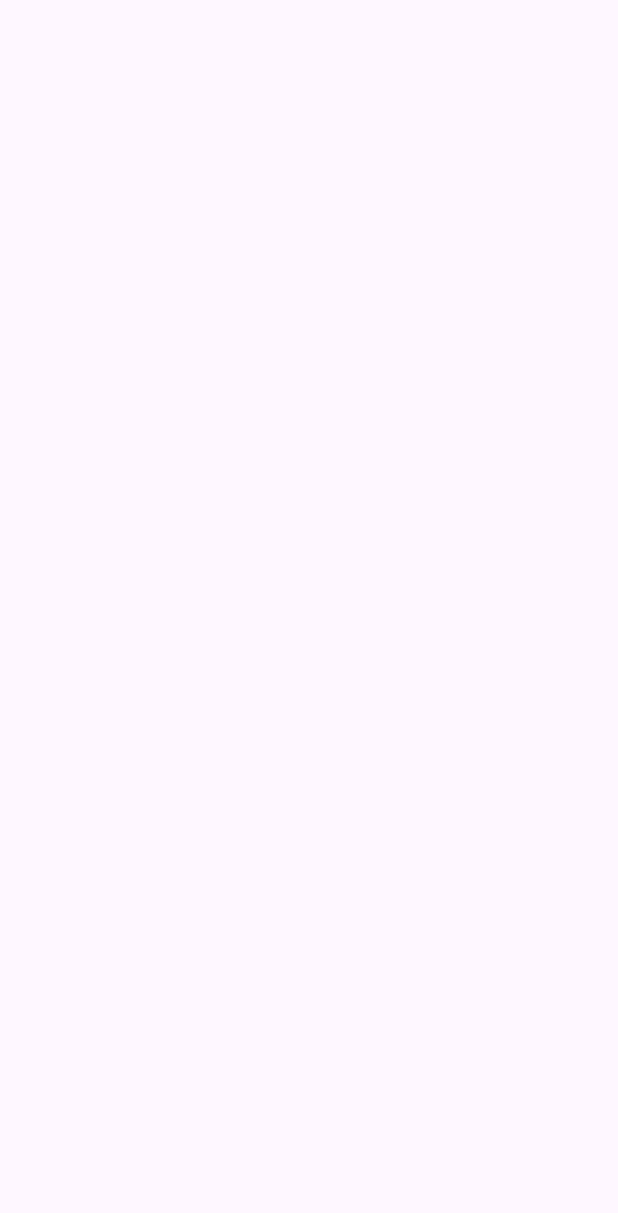
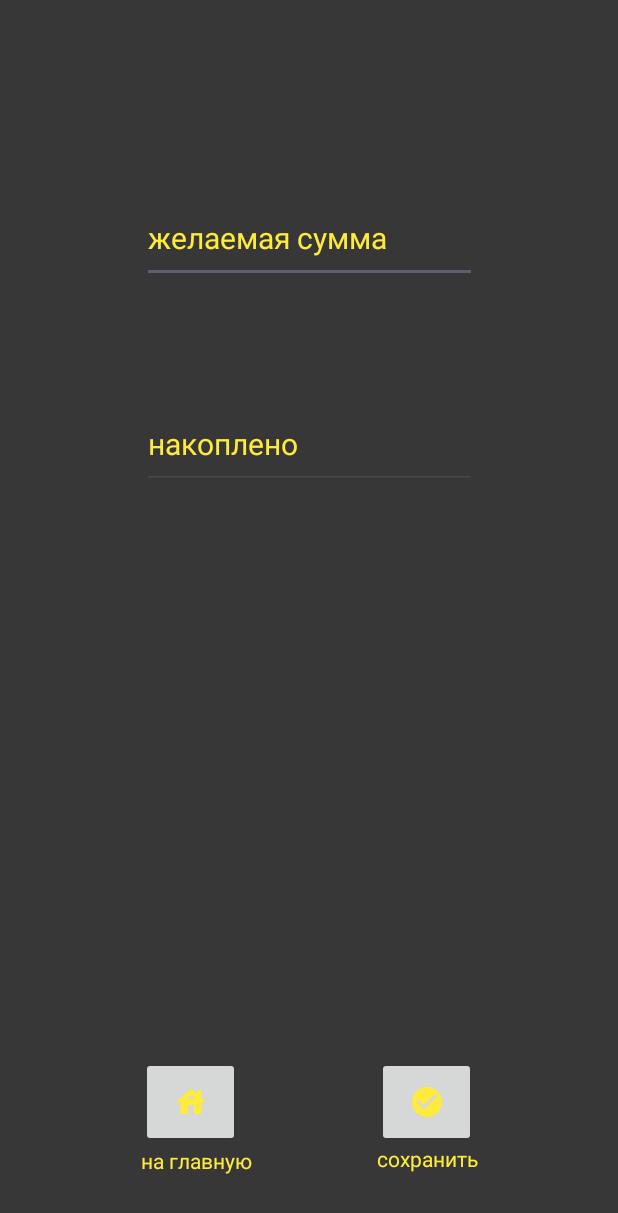
Before and after one commit to Varvara-Bogdash/Fish_In_Bank, an Android app: the AddPurposeActivity screen opened directly, with no data from a screen before it, on a phone screen of 412 x 824 dp. Before the commit the part shown is empty. Shown: the top 1213 px of the screen. Run offline under Robolectric (Android 15) with nearby library versions, the phone set to English and light mode, and no system bars.

Commit message:
change purpose screen

```diff
--- /dev/null
+++ b/app/src/main/res/drawable/baseline_check_circle_24.xml
@@ -0,0 +1,5 @@
+<vector android:height="24dp" android:tint="#FFEB3B"
+    android:viewportHeight="24" android:viewportWidth="24"
+    android:width="24dp" xmlns:android="http://schemas.android.com/apk/res/android">
+    <path android:fillColor="@android:color/white" android:pathData="M12,2C6.48,2 2,6.48 2,12s4.48,10 10,10 10,-4.48 10,-10S17.52,2 12,2zM10,17l-5,-5 1.41,-1.41L10,14.17l7.59,-7.59L19,8l-9,9z"/>
+</vector>
--- a/app/src/main/res/layout/activity_add_purpose.xml
+++ b/app/src/main/res/layout/activity_add_purpose.xml
@@ -4,6 +4,92 @@
     xmlns:tools="http://schemas.android.com/tools"
     android:layout_width="match_parent"
     android:layout_height="match_parent"
+    android:background="@drawable/fon"
     tools:context=".AddPurposeActivity">
 
+    <ImageButton
+        android:id="@+id/houseButton"
+        android:layout_width="66dp"
+        android:layout_height="60dp"
+        android:onClick="house"
+        app:layout_constraintBottom_toBottomOf="parent"
+        app:layout_constraintEnd_toEndOf="parent"
+        app:layout_constraintHorizontal_bias="0.272"
+        app:layout_constraintStart_toStartOf="parent"
+        app:layout_constraintTop_toTopOf="parent"
+        app:layout_constraintVertical_bias="0.922"
+        app:srcCompat="@drawable/baseline_house_24" />
+
+    <ImageButton
+        android:id="@+id/saveButton"
+        android:layout_width="66dp"
+        android:layout_height="60dp"
+        android:onClick="save"
+        app:layout_constraintBottom_toBottomOf="parent"
+        app:layout_constraintEnd_toEndOf="parent"
+        app:layout_constraintHorizontal_bias="0.727"
+        app:layout_constraintStart_toStartOf="parent"
+        app:layout_constraintTop_toTopOf="parent"
+        app:layout_constraintVertical_bias="0.922"
+        app:srcCompat="@drawable/baseline_check_circle_24" />
+
+    <EditText
+        android:id="@+id/allMoneyAdd"
+        android:layout_width="223dp"
+        android:layout_height="60dp"
+        android:ems="10"
+        android:hint="желаемая сумма"
+        android:inputType="phone"
+        android:textColor="#FFEB3B"
+        android:textColorHint="#FFEB3B"
+        android:textSize="20sp"
+        app:layout_constraintBottom_toBottomOf="parent"
+        app:layout_constraintEnd_toEndOf="parent"
+        app:layout_constraintStart_toStartOf="parent"
+        app:layout_constraintTop_toTopOf="parent"
+        app:layout_constraintVertical_bias="0.168" />
+
+    <EditText
+        android:id="@+id/moneyAdd"
+        android:layout_width="223dp"
+        android:layout_height="60dp"
+        android:ems="10"
+        android:hint="накоплено"
+        android:inputType="phone"
+        android:textColor="#FFEB3B"
+        android:textColorHint="#FFEB3B"
+        android:textColorLink="#FFEB3B"
+        android:textSize="20sp"
+        app:layout_constraintBottom_toBottomOf="parent"
+        app:layout_constraintEnd_toEndOf="parent"
+        app:layout_constraintStart_toStartOf="parent"
+        app:layout_constraintTop_toTopOf="parent"
+        app:layout_constraintVertical_bias="0.348" />
+
+    <TextView
+        android:id="@+id/houseText"
+        android:layout_width="87dp"
+        android:layout_height="30dp"
+        android:text="на главную"
+        android:textColor="#FFEB3B"
+        app:layout_constraintBottom_toBottomOf="parent"
+        app:layout_constraintEnd_toEndOf="parent"
+        app:layout_constraintHorizontal_bias="0.29"
+        app:layout_constraintStart_toStartOf="parent"
+        app:layout_constraintTop_toTopOf="parent"
+        app:layout_constraintVertical_bias="0.962" />
+
+    <TextView
+        android:id="@+id/saveText"
+        android:layout_width="83dp"
+        android:layout_height="26dp"
+        android:text="сохранить"
+        android:textColor="#FFEB3B"
+        app:layout_constraintBottom_toBottomOf="parent"
+        app:layout_constraintEnd_toEndOf="parent"
+        app:layout_constraintHorizontal_bias="0.765"
+        app:layout_constraintStart_toStartOf="parent"
+        app:layout_constraintTop_toTopOf="parent"
+        app:layout_constraintVertical_bias="0.956" />
+
 </androidx.constraintlayout.widget.ConstraintLayout>
```
Also changed, not shown: app/src/main/java/com/example/fishinbank/AddPurposeActivity.java (+11 -0 lines), app/src/main/res/layout/activity_purpose.xml (+38 -0 lines).
